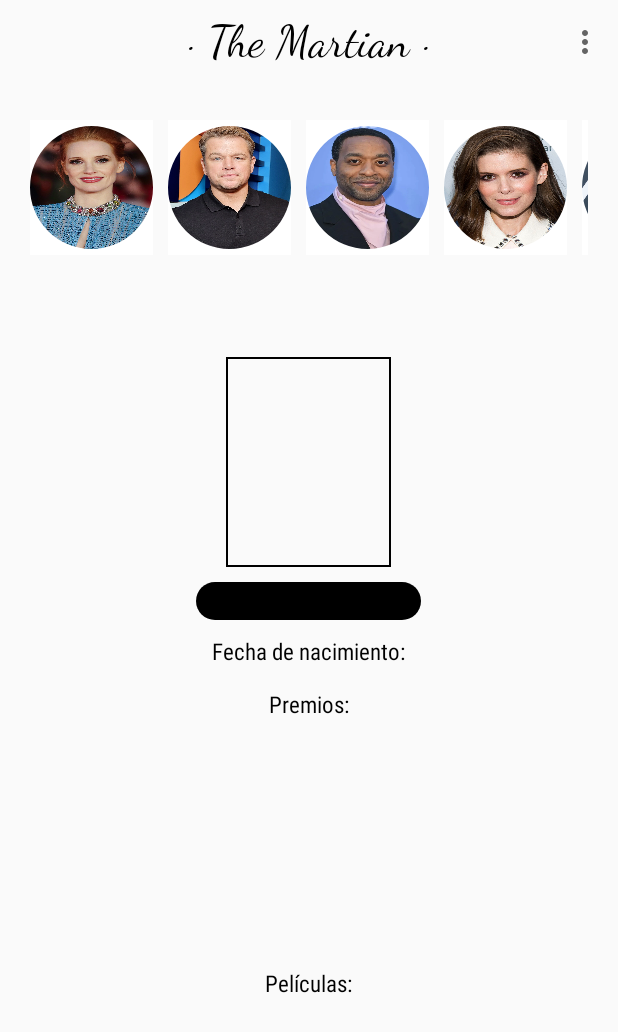
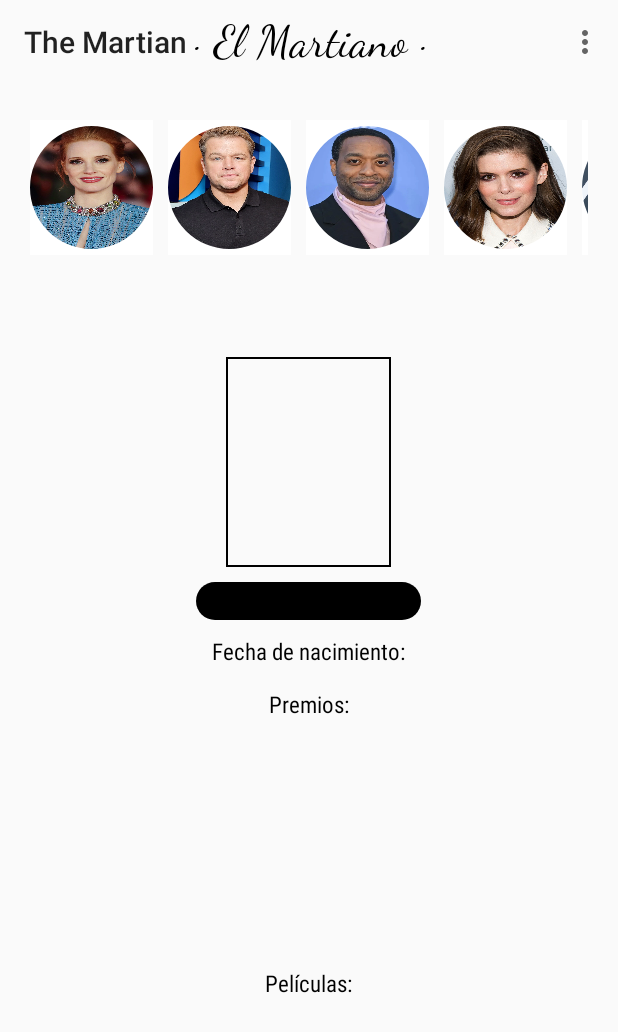
Before and after one commit to majo08velas/finalMoviles, an Android app: the screen it shows after launch (MainActivity), on a phone screen of 412 x 824 dp. Shown: the top 1032 px of the screen. Run offline under Robolectric (Android 15) with nearby library versions, the phone set to English and light mode, and no system bars.

Commit message:
Se agregan personajes y traducciones

```diff
--- a/app/src/main/java/com/example/myapplication/Character.kt
+++ b/app/src/main/java/com/example/myapplication/Character.kt
@@ -1,4 +1,4 @@
 package com.example.myapplication
 
-open class Character(val name:String, val lastName:String, val profession:String, val rol:String, val actorName:Actor, val imageCharacter: Int, val daysOut: Int) {
+open class Character(val name:String, val lastName:String, val profession:String, val rol:String,val position: String,val actorName:Actor, val imageCharacter: Int, val daysOut: Int) {
 }
--- a/app/src/main/java/com/example/myapplication/MainActivity.kt
+++ b/app/src/main/java/com/example/myapplication/MainActivity.kt
@@ -17,7 +17,7 @@ import java.util.*
 
 // Valor por Defecto
 var actor = Actor("Matt", "Damon", R.drawable.matt, "1970-09-08", "mattdamonteam", arrayOf(), arrayOf())
-var character = Character("Mark","Watney", "Astronauta","Principal",actor,R.drawable.matt,7)
+var character = Character("Mark","Watney", "Astronauta","Principal","",actor,R.drawable.matt,7)
 var rb1: RadioButton ?= null
 var rb2: RadioButton ?= null
 var rb3: RadioButton ?= null
@@ -55,7 +55,6 @@ class MainActivity : AppCompatActivity() {
         val btnBenedict = findViewById<ImageButton>(R.id.ibutton12)
 
 
-
         rb1 = findViewById(R.id.rb1)
         rb2 = findViewById(R.id.rb2)
         rb3 = findViewById(R.id.rb3)
@@ -67,8 +66,8 @@ class MainActivity : AppCompatActivity() {
         txtMovies = findViewById(R.id.movies_text)
         changeLan = findViewById(R.id.changeLan)
 
-        rb1?.isChecked = true
-        lang = "es"
+        rb2?.isChecked = true
+        lang = "en"
 
         rb1?.setOnCheckedChangeListener { _, isChecked ->
             if (isChecked) {
@@ -77,6 +76,7 @@ class MainActivity : AppCompatActivity() {
                 rb4?.isChecked = false
                 lang = "es"
                 updateResource(lang)
+                restartApplication()
             }
         }
 
@@ -87,6 +87,7 @@ class MainActivity : AppCompatActivity() {
                 rb4?.isChecked = false
                 lang = "en"
                 updateResource(lang)
+                restartApplication()
             }
         }
 
@@ -97,6 +98,7 @@ class MainActivity : AppCompatActivity() {
                 rb4?.isChecked = false
                 lang = "pt"
                 updateResource(lang)
+                restartApplication()
             }
         }
 
@@ -107,6 +109,7 @@ class MainActivity : AppCompatActivity() {
                 rb3?.isChecked = false
                 lang = "ja"
                 updateResource(lang)
+                restartApplication()
             }
         }
 
@@ -149,18 +152,18 @@ class MainActivity : AppCompatActivity() {
         val actor11 = Actor("Donald ", "Glover",R.drawable.donald, "1983-09-25", "donaldglover", moviesDonald,donaldAwards)
         val actor12 = Actor("Benedict ", "Wong",R.drawable.benedict, "1971-07-03", "wongrel", moviesBenedict,benedictAwards)
 
-        val character1 = Character("Mark","Watney", "Astronauta","Principal",actor1,R.drawable.mark,7)
-        val character2 = Character("Melissa","Lewis", "Astronauta","Principal",actor2,R.drawable.melissa,5)
-        val character3 = Character("Venkat","Kapoor", "Astronauta","Secundario", actor3,R.drawable.kapoor_ch,0)
-        val character4 = Character("Beth ","Johanssen", "Astronauta","Secundario", actor4,R.drawable.beth,0)
-        val character5 = Character("Chris ","Beck", "Astronauta","Secundario", actor5,R.drawable.chris,0)
-        val character6 = Character("Annie ","Montrose", "Director de relaciones mediáticas","Secundario", actor6,R.drawable.annie_chr,0)//
-        val character7 = Character("Mitch ","Henderson", "Astronauta","Secundario", actor7,R.drawable.mitch_ch,0)
-        val character8 = Character("Rick ","Martínez", "Astronauta","Secundario", actor8,R.drawable.rick,0)
-        val character9 = Character("Alex ","Vogel", "Astronauta","Secundario", actor9,R.drawable.alex,0)
-        val character10 = Character("Teddy ","Sanders", "Astronauta","Secundario", actor10,R.drawable.teddy_ch,0)
-        val character11 = Character("Rick ","Purnell", "Astronauta","Secundario", actor11,R.drawable.rick_ch,0)
-        val character12 = Character("Bruce ","Ng", "Astronauta","Secundario", actor12,R.drawable.bruce_ch,0)
+        val character1 = Character("Mark","Watney", (resources.getString(R.string.profession_astronaut)),(resources.getString(R.string.rol_principal)),(resources.getString(R.string.mat_position)),actor1,R.drawable.mark,760)
+        val character2 = Character("Melissa","Lewis", (resources.getString(R.string.profession_astronaut)),(resources.getString(R.string.rol_principal)),(resources.getString(R.string.melissa_position)),actor2,R.drawable.melissa,760)
+        val character3 = Character("Venkat","Kapoor", (resources.getString(R.string.director_mission)),(resources.getString(R.string.rol_principal)),(resources.getString(R.string.director_mission)), actor3,R.drawable.kapoor_ch,0)
+        val character4 = Character("Beth ","Johanssen", (resources.getString(R.string.profession_astronaut)),(resources.getString(R.string.rol_second)),(resources.getString(R.string.beth_position)), actor4,R.drawable.beth,760)
+        val character5 = Character("Chris ","Beck", (resources.getString(R.string.profession_astronaut)),(resources.getString(R.string.rol_second)),(resources.getString(R.string.chris_position)), actor5,R.drawable.chris,760)
+        val character6 = Character("Annie ","Montrose", (resources.getString(R.string.director_relations)),(resources.getString(R.string.rol_second)),(resources.getString(R.string.annie_position)), actor6,R.drawable.annie_chr,0)//
+        val character7 = Character("Mitch ","Henderson", (resources.getString(R.string.director_hermes)),(resources.getString(R.string.rol_second)),(resources.getString(R.string.mitch_position)), actor7,R.drawable.mitch_ch,0)
+        val character8 = Character("Rick ","Martínez", (resources.getString(R.string.profession_astronaut)),(resources.getString(R.string.rol_second)),(resources.getString(R.string.martinez_position)), actor8,R.drawable.rick,760)
+        val character9 = Character("Alex ","Vogel", (resources.getString(R.string.profession_astronaut)),(resources.getString(R.string.rol_second)),(resources.getString(R.string.alex_position)), actor9,R.drawable.alex,760)
+        val character10 = Character("Teddy ","Sanders", (resources.getString(R.string.director_text)),(resources.getString(R.string.rol_principal)),(resources.getString(R.string.teddy_position)), actor10,R.drawable.teddy_ch,0)
+        val character11 = Character("Rick ","Purnell", (resources.getString(R.string.text_astrodynamics)),(resources.getString(R.string.rol_second)),(resources.getString(R.string.rich_position)), actor11,R.drawable.rick_ch,0)
+        val character12 = Character("Bruce ","Ng", (resources.getString(R.string.drector_jet_text)),(resources.getString(R.string.rol_second)),(resources.getString(R.string.bruce_position)), actor12,R.drawable.bruce_ch,0)
 
         setDataCharacter(btnJessica, character2,actor2)
         setDataCharacter(btnMatt, character1,actor1)
@@ -182,6 +185,7 @@ class MainActivity : AppCompatActivity() {
                 saveFullName("${character.name} ${character.lastName}" )
                 saveImage(character.imageCharacter)
                 saveProfession(character.profession)
+                savePosition(character.position)
                 saveRol(character.rol)
                 saveDayOut(character.daysOut)
             }
@@ -258,6 +262,14 @@ class MainActivity : AppCompatActivity() {
             }
         }
     }
+
+    private fun restartApplication(){
+        val i = Intent(this, MainActivity::class.java)
+        startActivity(i)
+        finish()
+    }
+
+
     fun updateResource(idioma:String){
         val recursos = resources
         val displayMetrics = recursos.displayMetrics
--- a/app/src/main/java/com/example/myapplication/Prefs.kt
+++ b/app/src/main/java/com/example/myapplication/Prefs.kt
@@ -8,6 +8,7 @@ class Prefs(context: Context) {
     val SHARE_IMAGE = "IMAGE"
     val SHARE_PROFESSION = "PROFESSION"
     val SHARE_DAYS_OUT = "DAYS_OUT"
+    val SHARE_POSITION = "POSITION"
 
     val storage = context.getSharedPreferences(SHARE_PREFERENCE, 0)
 
@@ -51,6 +52,15 @@ class Prefs(context: Context) {
         return storage.getInt(SHARE_IMAGE, 0)
     }
 
+    fun savePosition(position:String){
+        storage.edit().putString(SHARE_POSITION, position).apply()
+    }
+    fun getPosition():String{
+        return storage.getString(SHARE_POSITION, "")!!
+    }
+
+
+
 
     fun wipe(){
         storage.edit().clear().apply()
--- a/app/src/main/java/com/example/myapplication/ProfileActor.kt
+++ b/app/src/main/java/com/example/myapplication/ProfileActor.kt
@@ -47,6 +47,7 @@ class ProfileActor : AppCompatActivity() {
         text.text = prefs.getFullName()
         rol_text.text = prefs.getChRol()
         days_text.text = " " + prefs.getDayOut().toString()
+        position_text.text = prefs.getPosition()
         profession_text.text = prefs.getProfession()
         imageView.setImageResource(prefs.getImage())
 
--- a/app/src/main/res/values/strings.xml
+++ b/app/src/main/res/values/strings.xml
@@ -1,8 +1,8 @@
 <resources>
-    <string name="app_name"></string>
+    <string name="app_name">The Martian</string>
     <string name="info_title">Info desarrolladores</string>
     <string name="home_title">Inicio</string>
-    <string name="tbar_title">· The Martian ·</string>
+    <string name="tbar_title">· El Martiano ·</string>
     <string name="btn_character">Ver personaje</string>
     <string name="btn_actor">Ver actor</string>
     <string name="born_txt">Fecha de nacimiento: </string>
@@ -18,4 +18,25 @@
     <string name="pt_text">Portugués</string>
     <string name="jp_text">Japonés</string>
     <string name="changeLang">Cambio de idioma</string>
+    <string name="rol_principal">Principal</string>
+    <string name="rol_second">Secundario</string>
+    <string name="profession_astronaut">Astronauta</string>
+    <string name="director_text">Director de la NASA</string>
+    <string name="drector_jet_text">Director del laboratorio de propulsión a chorro</string>
+    <string name="director_mission">Director misiones de Marte</string>
+    <string name="director_relations">Directora de Relaciones con los Medios</string>
+    <string name="director_hermes">Director de vuelo de Hermes</string>
+    <string name="text_astrodynamics">Astrodinámica</string>
+    <string name="mat_position">Botánico e ingeniero</string>
+    <string name="melissa_position">Comandante y Geóloga</string>
+    <string name="beth_position">SysOp / Tecnología de reactores</string>
+    <string name="chris_position">Especialista en EVA</string>
+    <string name="martinez_position">Piloto</string>
+    <string name="alex_position">Navegador y Químico</string>
+    <string name="rich_position">Físico y científico de cohetes</string>
+    <string name="bruce_position">Líder del equipo que fabricó el Iris I</string>
+    <string name="teddy_position">Director General y Administrador</string>
+    <string name="mitch_position">Trabaja para la NASA</string>
+    <string name="annie_position">Director de relaciones públicas</string>
+    <string name="day_760">760</string>
 </resources>
```
Also changed, not shown: 3 other files.
